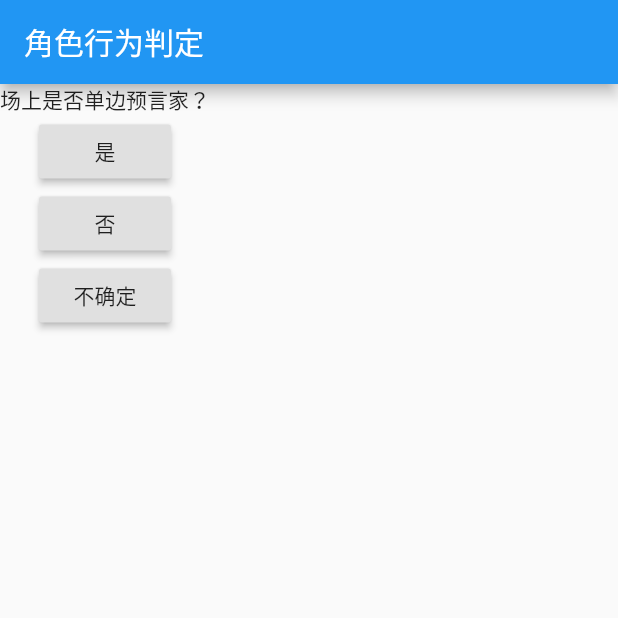
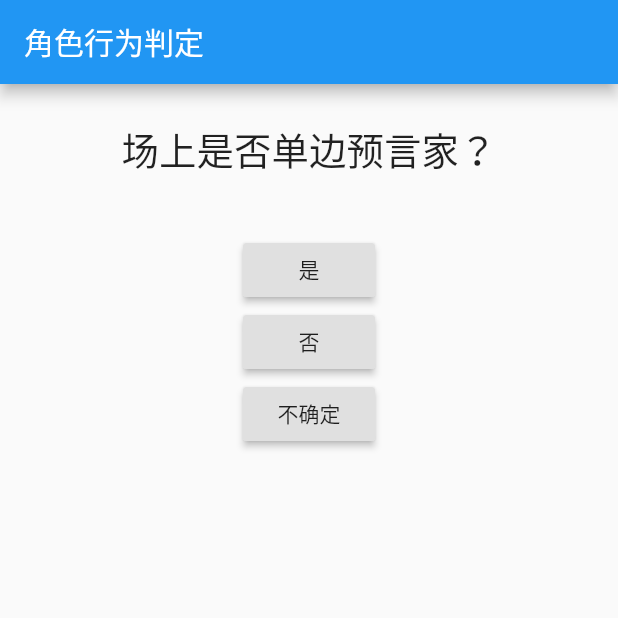
Before and after one commit to dafei-ning/werewolf_killing_judge, a Flutter app: the screen it shows after launch, on a phone screen of 412 x 824 dp, the top half of it. Run offline on Flutter 3.47's test engine with Material 2 defaults, Android fonts, the phone set to English and light mode, and no system bars.

Commit message:
Question's postion and margin

```diff
--- a/lib/question.dart
+++ b/lib/question.dart
@@ -9,6 +9,15 @@ class Question extends StatelessWidget {
 
   @override
   Widget build(BuildContext context) {
-    return Text(questionText);
+    return Container(
+      child: Text(
+        questionText,
+        style: TextStyle(fontSize: 25),
+        textAlign: TextAlign.center,
+      ),
+      width: double.infinity,
+      height: 50,
+      margin: EdgeInsets.all(25),
+    );
   }
 }
```
